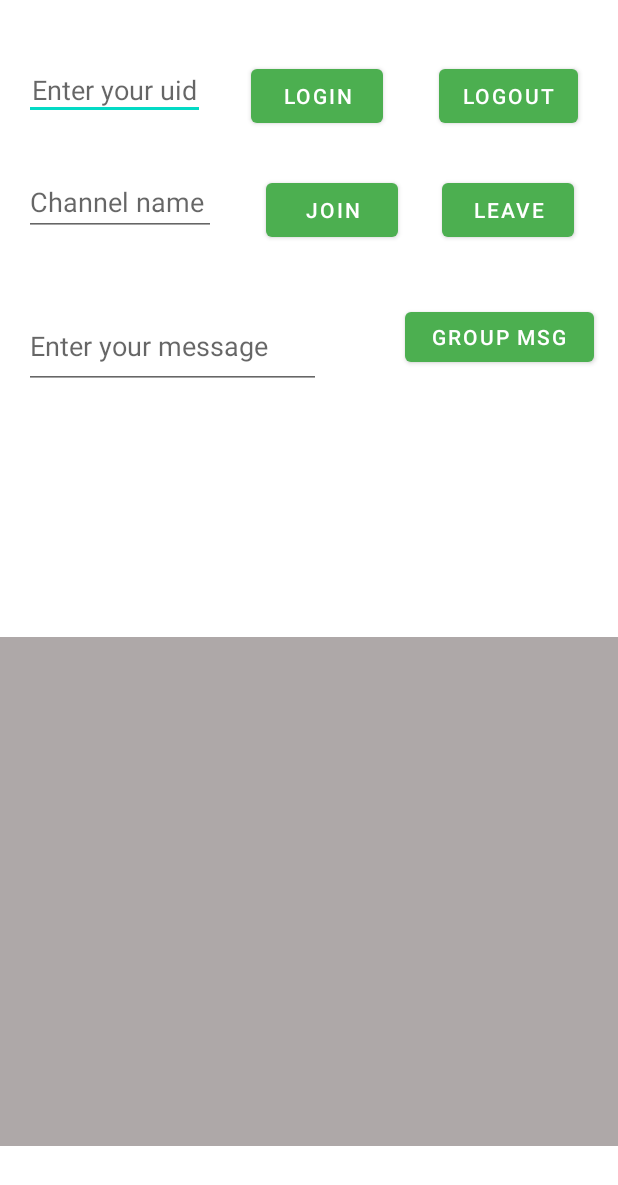
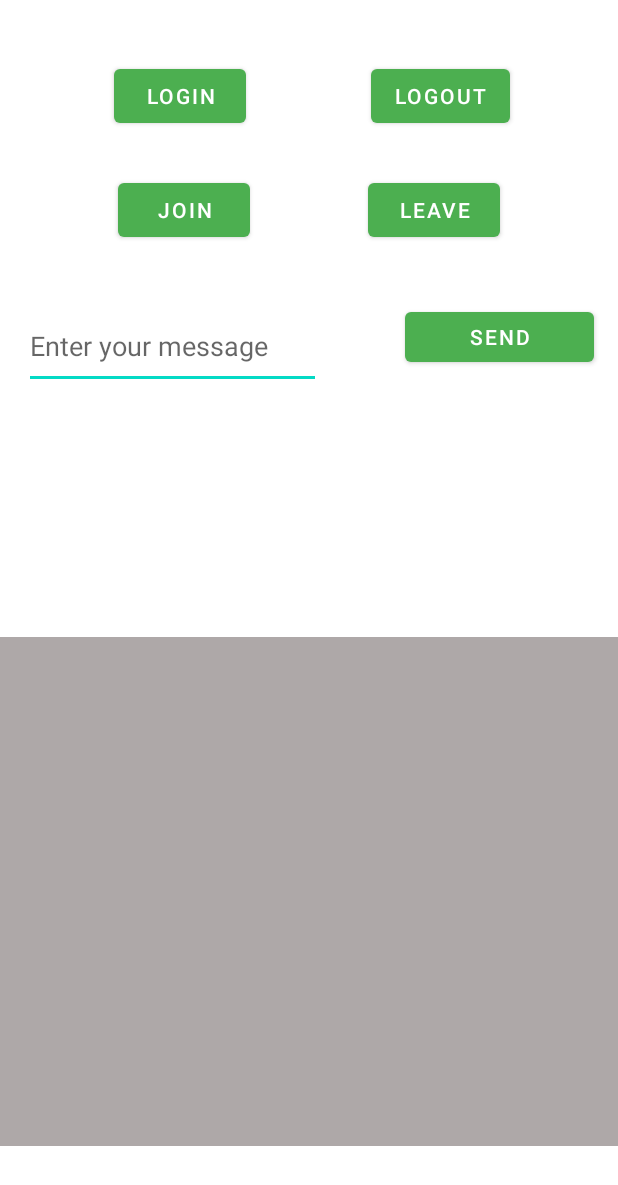
Before and after one commit to JaanisB/JBVideoChat, an Android app: the layout fragment_chat.xml on its own in the app's theme, with its tools: preview values and no code run, on a phone screen of 412 x 824 dp. Shown: the top 1185 px of the screen. Run offline under Robolectric (Android 15) with nearby library versions, the phone set to English and light mode, and no system bars.

```diff
--- a/app/src/main/java/com/example/jbvideochat/di/NetworkModule.kt
+++ b/app/src/main/java/com/example/jbvideochat/di/NetworkModule.kt
@@ -23,11 +23,15 @@ object NetworkModule {
             .build()
     }
 
+
     @Singleton
     @Provides
     fun provideUserService (moshi: Moshi) : APIService {
         return Retrofit.Builder()
+                // IP for emulator : http://10.0.2.2:3000/
+                // IP for phone : http://192.168.1.107:3000/
             .baseUrl("http://10.0.2.2:3000/")
+            .addConverterFactory(MoshiConverterFactory.create(moshi))
             .build()
             .create(APIService::class.java)
     }
--- a/app/src/main/java/com/example/jbvideochat/repository/MainRepository.kt
+++ b/app/src/main/java/com/example/jbvideochat/repository/MainRepository.kt
@@ -1,8 +1,9 @@
 package com.example.jbvideochat.repository
 
+import com.example.jbvideochat.model.Token
 import com.example.jbvideochat.util.Resource
 
 interface MainRepository {
 
-    suspend fun getToken (userName: String?) : Resource<String>
+    suspend fun getToken (userName: String?) : Resource<Token?>
 }
--- a/app/src/main/java/com/example/jbvideochat/util/APIService.kt
+++ b/app/src/main/java/com/example/jbvideochat/util/APIService.kt
@@ -1,5 +1,6 @@
 package com.example.jbvideochat.util
 
+import com.example.jbvideochat.model.Token
 import okhttp3.RequestBody
 import okhttp3.ResponseBody
 import retrofit2.Response
@@ -9,7 +10,7 @@ import retrofit2.http.POST
 interface APIService {
 
     @POST("rtmtoken")
-    suspend fun getToken(@Body requestBody: RequestBody): Response<ResponseBody>
+    suspend fun getToken(@Body requestBody: RequestBody): Response<Token>
 
 
 }
--- a/app/src/main/java/com/example/jbvideochat/util/Constants.kt
+++ b/app/src/main/java/com/example/jbvideochat/util/Constants.kt
@@ -14,7 +14,6 @@ object Constants {
     const val TOKEN = "00629a794ea6ffd4eff913b98c00fdb9546IACmt9Zej2mpdo38QV+yBey0K36dDMg+l/0hJfqqwhbZCdm/NisAAAAAEABYDDLL7szKYQEAAQDuzMph"
 
     // For VideoChatAppToken
-    const val GENERATED_TOKEN = "0063f18254ff65541d0a79f0cc05c29320fIACRX33F9DBhDW/X4bqewayKK/ad6bRRl8JZXN4ZBROxxwx+f9gAAAAAEABMrgK4DhfMYQEA6AOe08ph"
     const val APP_ID_TOKEN = "3f18254ff65541d0a79f0cc05c29320f"
 
 }
--- a/app/src/main/res/layout/fragment_chat.xml
+++ b/app/src/main/res/layout/fragment_chat.xml
@@ -14,44 +14,18 @@
         android:layout_marginTop="40dp"
         android:text="@string/login_button"
         app:layout_constraintHorizontal_bias="0.0"
-        app:layout_constraintStart_toEndOf="@+id/uid"
+        app:layout_constraintStart_toStartOf="parent"
         app:layout_constraintTop_toTopOf="parent"
         app:layout_constraintEnd_toStartOf="@id/logout_button"/>
-
-    <EditText
-        android:id="@+id/uid"
-        android:layout_width="wrap_content"
-        android:layout_height="40dp"
-        android:layout_marginStart="16dp"
-        android:layout_marginTop="40dp"
-        android:hint="@string/uid"
-        android:inputType="text"
-        android:lines="1"
-        android:padding="5dp"
-        app:layout_constraintStart_toStartOf="parent"
-        app:layout_constraintTop_toTopOf="parent" />
-
-    <EditText
-        android:id="@+id/channel_name"
-        android:layout_width="wrap_content"
-        android:layout_height="41dp"
-        android:layout_marginStart="16dp"
-        android:ems="6"
-        android:hint="@string/channel_name"
-        android:inputType="text"
-        app:layout_constraintStart_toStartOf="parent"
-        app:layout_constraintTop_toTopOf="@+id/join_button" />
 
     <Button
         android:id="@+id/join_button"
         android:layout_width="wrap_content"
         android:layout_height="wrap_content"
-        android:layout_marginStart="4dp"
         android:layout_marginTop="28dp"
-        android:layout_marginBottom="24dp"
         android:text="@string/join_button"
         app:layout_constraintEnd_toStartOf="@+id/leave_button"
-        app:layout_constraintStart_toEndOf="@+id/channel_name"
+        app:layout_constraintStart_toStartOf="parent"
         app:layout_constraintTop_toBottomOf="@+id/login_button" />
 
     <EditText
--- a/app/src/main/res/values/strings.xml
+++ b/app/src/main/res/values/strings.xml
@@ -10,7 +10,7 @@
     <string name="join_button">Join</string>
     <string name="leave_button">Leave</string>
     <string name="send_peer_msg_button">Peer MSG</string>
-    <string name="send_channel_msg_button">Group MSG</string>
+    <string name="send_channel_msg_button">Send</string>
     <string name="uid">Enter your uid</string>
     <string name="msg">Enter your message</string>
     <string name="channel_name">Channel name</string>
```
Also changed, not shown: app/src/main/java/com/example/jbvideochat/repository/MainRepositoryImpl.kt (+5 -12 lines), app/src/main/java/com/example/jbvideochat/ui/chat/ChatAdapter.kt (added, +32 -0 lines), app/src/main/java/com/example/jbvideochat/ui/chat/ChatFragment.kt (+11 -9 lines), app/src/main/java/com/example/jbvideochat/ui/chat/ChatViewModel.kt (+9 -3 lines), app/src/main/res/layout/chat_message_item.xml (added, +13 -0 lines).
